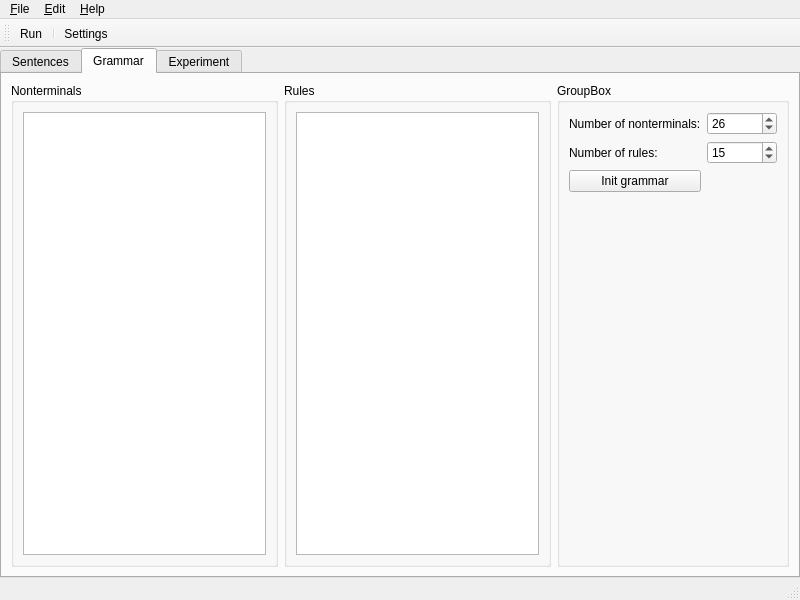
Qt form gui/MainWindow.ui (sjedrysiak/gcse) before a commit.
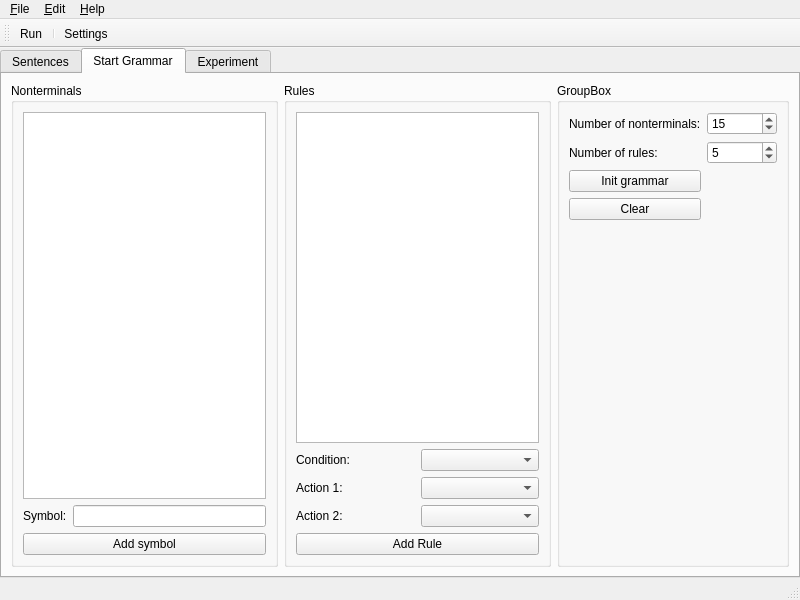
The same form after that commit. The open tabs and pages were chosen to show the change. Icons and pictures are not drawn.

```diff
--- a/gui/MainWindow.ui
+++ b/gui/MainWindow.ui
@@ -103,7 +103,7 @@
         </rect>
        </property>
        <attribute name="title" >
-        <string>Grammar</string>
+        <string>Start Grammar</string>
        </attribute>
        <layout class="QHBoxLayout" name="horizontalLayout" >
         <item>
@@ -119,6 +119,27 @@
              </property>
             </widget>
            </item>
+           <item>
+            <layout class="QGridLayout" name="gridLayout_5" >
+             <item row="0" column="1" >
+              <widget class="QLineEdit" name="edtSymbol" />
+             </item>
+             <item row="0" column="0" >
+              <widget class="QLabel" name="lblSymbol" >
+               <property name="text" >
+                <string>Symbol:</string>
+               </property>
+              </widget>
+             </item>
+            </layout>
+           </item>
+           <item>
+            <widget class="QPushButton" name="btnAddSymbol" >
+             <property name="text" >
+              <string>Add symbol</string>
+             </property>
+            </widget>
+           </item>
           </layout>
          </widget>
         </item>
@@ -131,6 +152,56 @@
            <item>
             <widget class="QListWidget" name="listRules" />
            </item>
+           <item>
+            <layout class="QGridLayout" name="gridLayout_6" >
+             <item row="0" column="1" >
+              <widget class="QComboBox" name="cbxCondition" />
+             </item>
+             <item row="1" column="1" >
+              <widget class="QComboBox" name="cbxAction1" />
+             </item>
+             <item row="2" column="1" >
+              <widget class="QComboBox" name="cbxAction2" />
+             </item>
+             <item row="0" column="0" >
+              <widget class="QLabel" name="lblCondition" >
+               <property name="text" >
+                <string>Condition:</string>
+               </property>
+               <property name="buddy" >
+                <cstring>cbxCondition</cstring>
+               </property>
+              </widget>
+             </item>
+             <item row="1" column="0" >
+              <widget class="QLabel" name="lblAction1" >
+               <property name="text" >
+                <string>Action 1:</string>
+               </property>
+               <property name="buddy" >
+                <cstring>cbxAction1</cstring>
+               </property>
+              </widget>
+             </item>
+             <item row="2" column="0" >
+              <widget class="QLabel" name="lblAction2" >
+               <property name="text" >
+                <string>Action 2:</string>
+               </property>
+               <property name="buddy" >
+                <cstring>cbxAction2</cstring>
+               </property>
+              </widget>
+             </item>
+            </layout>
+           </item>
+           <item>
+            <widget class="QPushButton" name="btnAddRule" >
+             <property name="text" >
+              <string>Add Rule</string>
+             </property>
+            </widget>
+           </item>
           </layout>
          </widget>
         </item>
@@ -161,7 +232,7 @@
               <number>30</number>
              </property>
              <property name="value" >
-              <number>26</number>
+              <number>15</number>
              </property>
             </widget>
            </item>
@@ -175,7 +246,7 @@
              </property>
             </widget>
            </item>
-           <item row="4" column="0" >
+           <item row="5" column="0" >
             <spacer name="verticalSpacer" >
              <property name="orientation" >
               <enum>Qt::Vertical</enum>
@@ -209,7 +280,7 @@
               <number>30</number>
              </property>
              <property name="value" >
-              <number>15</number>
+              <number>5</number>
              </property>
             </widget>
            </item>
@@ -230,6 +301,13 @@
              </property>
             </widget>
            </item>
+           <item row="4" column="0" >
+            <widget class="QPushButton" name="btnClearGrammar" >
+             <property name="text" >
+              <string>Clear</string>
+             </property>
+            </widget>
+           </item>
           </layout>
          </widget>
         </item>
```
Left out of the diff: 22 changed lines with no effect on the pictures.
